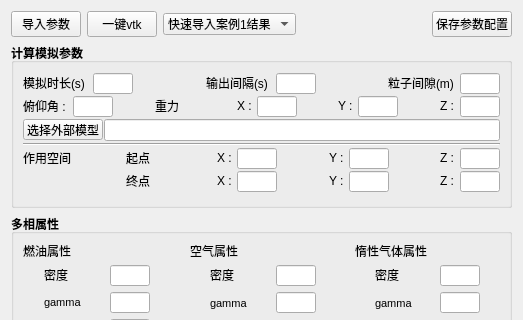
519984307/InertSimu, file SphDockWidget.ui: the form before one commit; both pictures show x 0 to 523 and y 0 to 320 of the 523 by 987 pixel window.
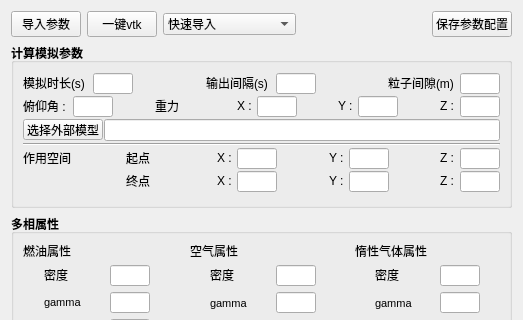
The form after the commit.

```diff
--- a/SphDockWidget.ui
+++ b/SphDockWidget.ui
@@ -76,6 +76,11 @@
        </item>
        <item>
         <widget class="QComboBox" name="combo_imp_vtk">
+         <item>
+          <property name="text">
+           <string>快速导入</string>
+          </property>
+         </item>
          <item>
           <property name="text">
            <string>快速导入案例1结果</string>
```
